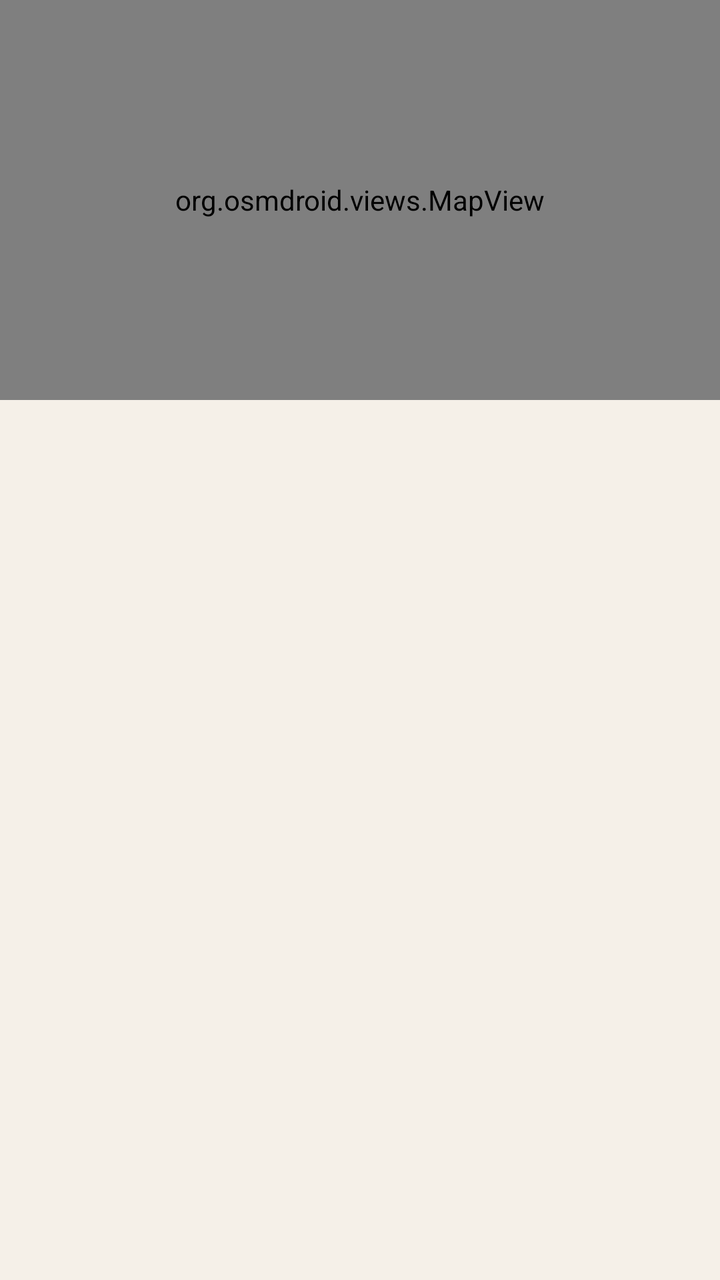
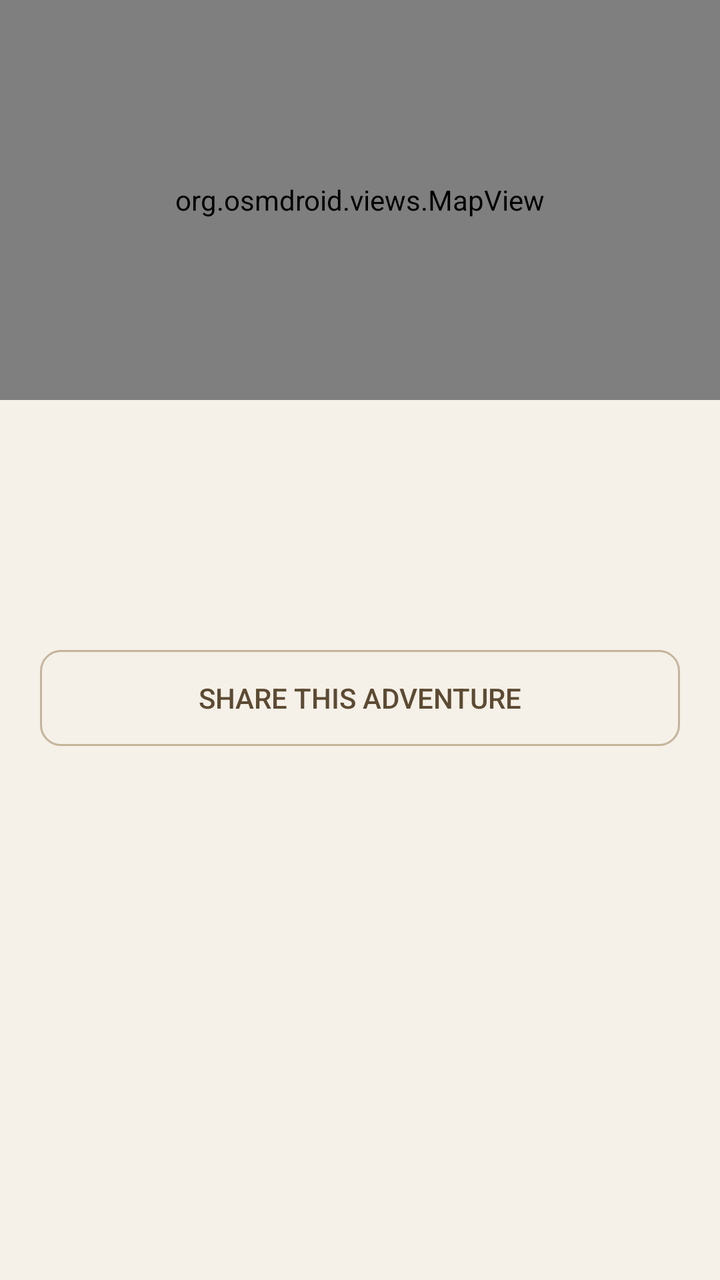

An Android layout rendered at two revisions. The XML below is the earlier revision; the diff shows what the commit changed to produce the second picture.
<!-- AndroidManifest.xml: application theme AppTheme -->
<!-- res/layout/activity_adventure_detail.xml -->
<?xml version="1.0" encoding="utf-8"?>
<ScrollView xmlns:android="http://schemas.android.com/apk/res/android"
    android:layout_width="match_parent"
    android:layout_height="match_parent"
    android:background="@color/background">

    <LinearLayout
        android:layout_width="match_parent"
        android:layout_height="wrap_content"
        android:orientation="vertical">

        
        <org.osmdroid.views.MapView
            android:id="@+id/map"
            android:layout_width="match_parent"
            android:layout_height="200dp"
            android:clickable="true"
            android:focusable="true" />

        
        <TextView
            android:id="@+id/text_nav_instruction"
            android:layout_width="match_parent"
            android:layout_height="wrap_content"
            android:visibility="gone"
            android:padding="20dp"
            android:textSize="16sp"
            android:fontFamily="serif"
            android:textColor="@color/text_primary"
            android:lineSpacingMultiplier="1.5"
            android:background="@color/surface" />

        
        <LinearLayout
            android:layout_width="match_parent"
            android:layout_height="wrap_content"
            android:orientation="vertical"
            android:padding="20dp">

            <TextView
                android:id="@+id/text_date"
                android:layout_width="wrap_content"
                android:layout_height="wrap_content"
                android:textSize="13sp"
                android:textColor="@color/text_secondary"
                android:layout_marginBottom="10dp" />

            <TextView
                android:id="@+id/text_category_label"
                android:layout_width="wrap_content"
                android:layout_height="wrap_content"
                android:textSize="12sp"
                android:textColor="@color/accent"
                android:textAllCaps="true"
                android:letterSpacing="0.08"
                android:layout_marginBottom="8dp" />

            <TextView
                android:id="@+id/text_mission"
                android:layout_width="match_parent"
                android:layout_height="wrap_content"
                android:textSize="22sp"
                android:fontFamily="serif"
                android:textColor="@color/text_primary"
                android:lineSpacingMultiplier="1.45"
                android:layout_marginBottom="24dp" />

            
            <ImageView
                android:id="@+id/img_photo"
                android:layout_width="match_parent"
                android:layout_height="wrap_content"
                android:scaleType="fitStart"
                android:adjustViewBounds="true"
                android:visibility="gone"
                android:layout_marginBottom="20dp" />

            
            <TextView
                android:id="@+id/text_entry"
                android:layout_width="match_parent"
                android:layout_height="wrap_content"
                android:textSize="16sp"
                android:fontFamily="serif"
                android:textColor="@color/text_primary"
                android:lineSpacingMultiplier="1.6"
                android:visibility="gone"
                android:layout_marginBottom="20dp" />

            
            <Button
                android:id="@+id/btn_play_audio"
                android:layout_width="wrap_content"
                android:layout_height="wrap_content"
                android:text="@string/btn_play_audio"
                android:textColor="@color/primary"
                android:background="@drawable/bg_btn_secondary"
                android:stateListAnimator="@null"
                android:padding="12dp"
                android:visibility="gone" />

        </LinearLayout>
    </LinearLayout>
</ScrollView>
<!-- resources referenced by this layout -->
<resources>
  <color name="accent">#8B6D47</color>
  <color name="background">#F5F0E8</color>
  <color name="primary">#5C4A32</color>
  <color name="surface">#FFFDF8</color>
  <color name="text_primary">#2D2420</color>
  <color name="text_secondary">#9E8B75</color>
  <!-- drawable bg_btn_secondary (drawable) -->
  <?xml version="1.0" encoding="utf-8"?>
  <shape xmlns:android="http://schemas.android.com/apk/res/android"
      android:shape="rectangle">
      <solid android:color="@android:color/transparent" />
      <stroke android:width="1dp" android:color="@color/btn_secondary_stroke" />
      <corners android:radius="10dp" />
  </shape>
  <string name="btn_play_audio">\u25B6  Play Audio</string>
  <style name="AppTheme" parent="android:Theme.Material.Light.NoActionBar">
          <item name="android:colorPrimary">@color/primary</item>
          <item name="android:colorAccent">@color/accent</item>
          <item name="android:windowBackground">@color/background</item>
          <item name="android:statusBarColor">@color/background</item>
          <item name="android:navigationBarColor">@color/background</item>
      </style>
  <color name="btn_secondary_stroke">#C4B49A</color>
</resources>

<!-- the commit's change to res/layout/activity_adventure_detail.xml (unified diff, before → after) -->
@@ -97,7 +97,19 @@
                 android:background="@drawable/bg_btn_secondary"
                 android:stateListAnimator="@null"
                 android:padding="12dp"
+                android:layout_marginBottom="20dp"
                 android:visibility="gone" />
+
+            
+            <Button
+                android:id="@+id/btn_share"
+                android:layout_width="match_parent"
+                android:layout_height="wrap_content"
+                android:text="@string/btn_share"
+                android:textColor="@color/primary"
+                android:background="@drawable/bg_btn_secondary"
+                android:stateListAnimator="@null"
+                android:padding="12dp" />
 
         </LinearLayout>
     </LinearLayout>
<!-- resource entries referenced after the edit -->
@@ -15,6 +15,7 @@
       <corners android:radius="10dp" />
   </shape>
   <string name="btn_play_audio">\u25B6  Play Audio</string>
+  <string name="btn_share">Share this adventure</string>
   <style name="AppTheme" parent="android:Theme.Material.Light.NoActionBar">
           <item name="android:colorPrimary">@color/primary</item>
           <item name="android:colorAccent">@color/accent</item>
